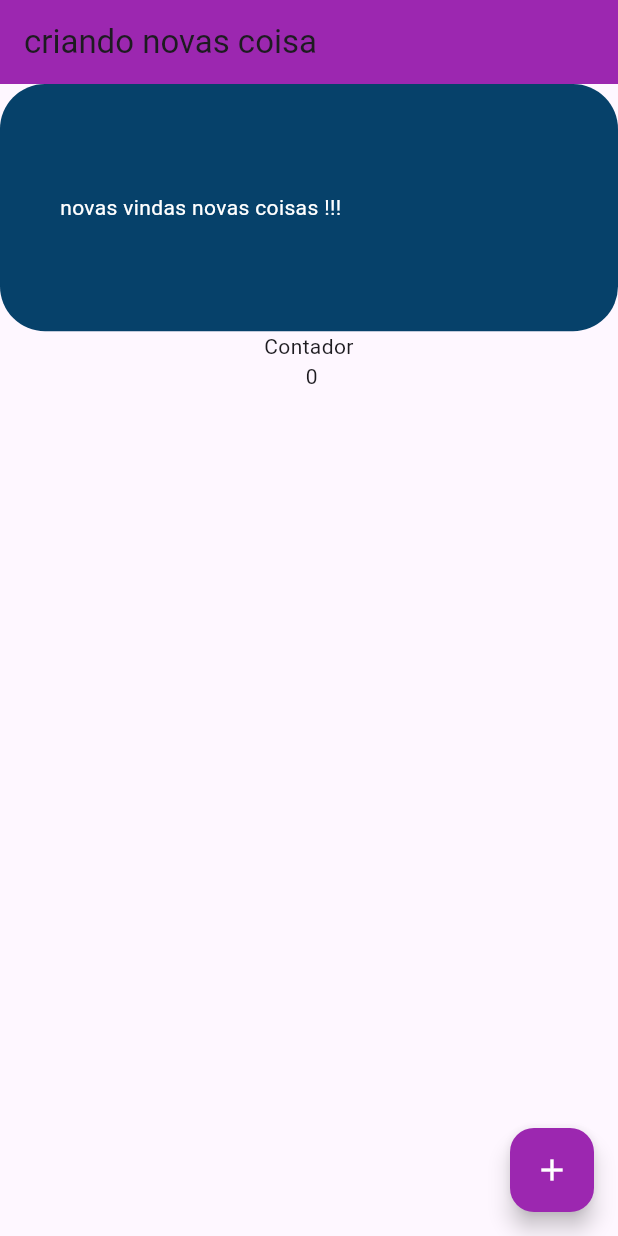
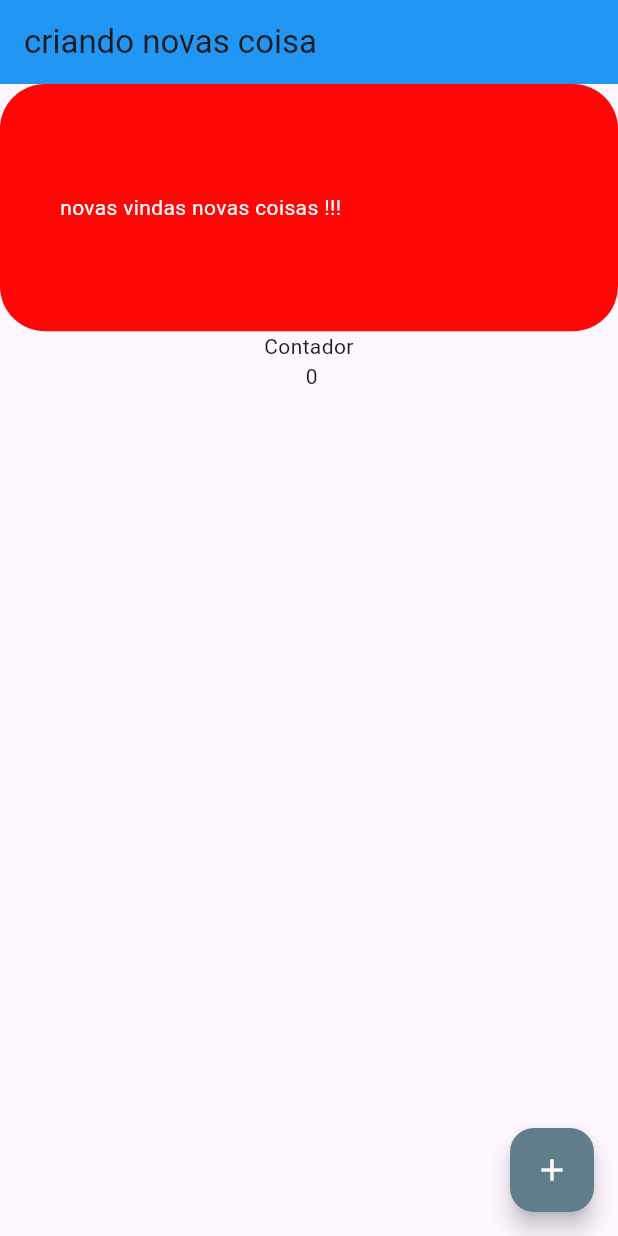
Before and after one commit to Igornalves/Fundamental_Flutter, a Flutter app: the screen it shows after launch, on a phone screen of 412 x 824 dp. Run offline on Flutter 3.47's test engine with Material 3 defaults, Android fonts, the phone set to English and light mode, and no system bars.

Commit message:
fazendo algumas alteracoes no flutter

```diff
--- a/lib/core/features/home.dart
+++ b/lib/core/features/home.dart
@@ -10,7 +10,7 @@ class Home extends StatelessWidget {
     return Scaffold(
       appBar: AppBar(
         title: const Text("criando novas coisa"),
-        backgroundColor: Colors.purple,
+        backgroundColor: Colors.blue,
       ),
       body: Column(
         children: [
@@ -37,7 +37,7 @@ class Home extends StatelessWidget {
               ),
             ),
             decoration: BoxDecoration(
-              color: AppColors.blue,
+              color: AppColors.red,
               borderRadius: BorderRadius.circular(30),
             ),
           ),
@@ -50,7 +50,7 @@ class Home extends StatelessWidget {
         ],
       ),
       floatingActionButton: FloatingActionButton(
-          backgroundColor: Colors.purple,
+          backgroundColor: Colors.blueGrey,
           child: const Icon(
             Icons.add,
             color: Colors.white,
--- a/lib/core/shared/app_colors.dart
+++ b/lib/core/shared/app_colors.dart
@@ -3,4 +3,5 @@ import 'package:flutter/material.dart';
 class AppColors {
   static const Color blue = Color(0xff06416a);
   static const Color yellow = Color(0xfffad400);
+  static const Color red = Color.fromARGB(255, 255, 7, 7);
 }
--- a/lib/main.dart
+++ b/lib/main.dart
@@ -4,7 +4,7 @@ import 'package:flutter_fundamentos/core/features/home.dart';
 void main() {
   runApp(
     MaterialApp(
-      debugShowCheckedModeBanner: true,
+      debugShowCheckedModeBanner: false,
       theme: ThemeData(primarySwatch: Colors.purple),
       home: const Home(),
     ),
```
